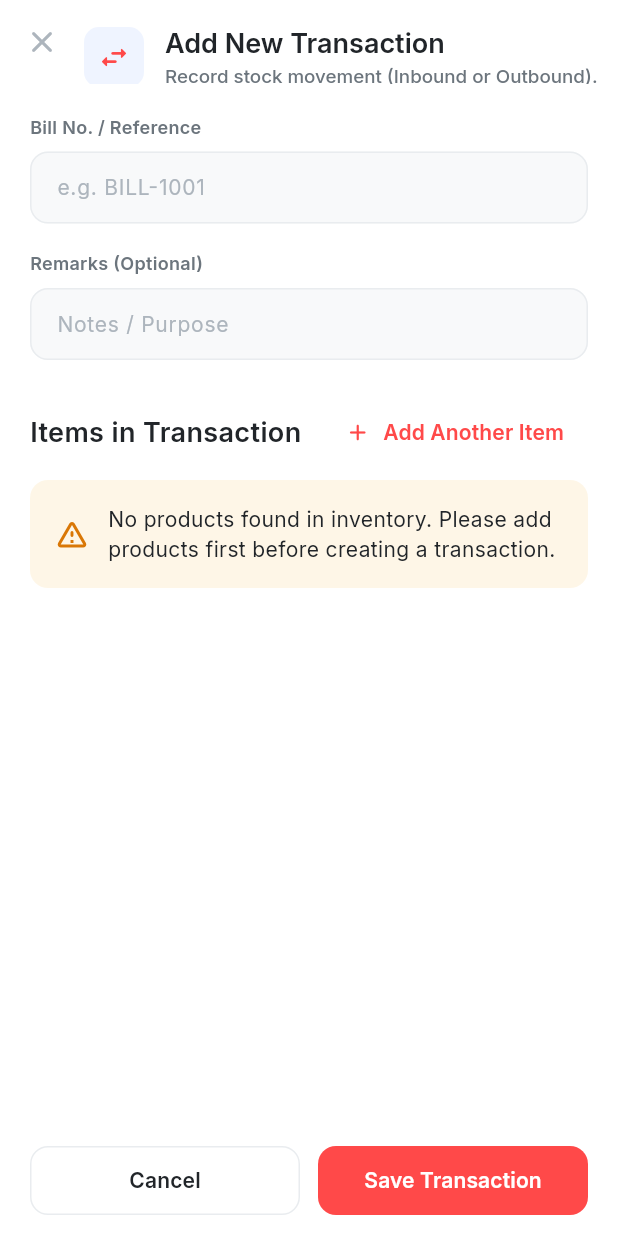
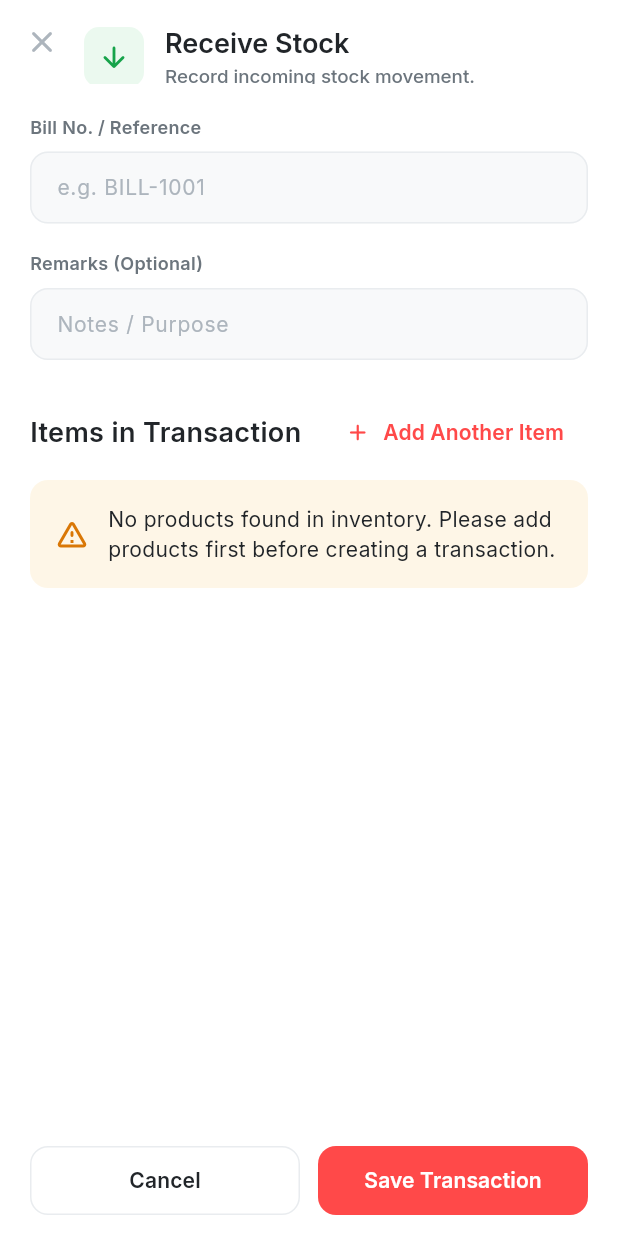
Before and after one commit to vgif-v/CBHIMS, a Flutter app: the AddTransactionScreen screen opened directly, on a phone screen of 412 x 824 dp. Run offline on Flutter 3.47's test engine with Material 3 defaults, Android fonts, the phone set to English and light mode, and no system bars; our stand-ins replace connectivity_plus, flutter_dotenv, google_fonts, hive_flutter, pdf, printing and 2 more; accounts and stored records are empty.

Commit message:
feat(transactions): overhaul transactions UI, restore edit flow, and harden backend persistence

```diff
--- a/lib/models/transaction.dart
+++ b/lib/models/transaction.dart
@@ -3,11 +3,9 @@ import 'transaction_item.dart';
 class Transaction {
   final int? id;
   final String billNo;
-  final String type; // 'inbound' or 'outbound'
-  final String status; // 'Pending', 'Completed'
+  final String type; // 'Receive' or 'Release'
   final int totalItems;
   final String? remarks;
-  final String? issuedTo;
   final String? createdBy; // UUID of the user
   final String? createdByName; // joined from users table
   final DateTime? createdAt;
@@ -28,10 +26,8 @@ class Transaction {
     this.id,
     required this.billNo,
     required this.type,
-    this.status = 'Pending',
     this.totalItems = 0,
     this.remarks,
-    this.issuedTo,
     this.createdBy,
     this.createdByName,
     this.createdAt,
@@ -78,11 +74,9 @@ class Transaction {
     return Transaction(
       id: json['id'] is int ? json['id'] as int : int.tryParse(json['id']?.toString() ?? ''),
       billNo: json['bill_no']?.toString() ?? '',
-      type: json['type']?.toString() ?? 'inbound',
-      status: json['status']?.toString() ?? 'Pending',
+      type: json['type']?.toString() ?? 'Receive', // default to 'Receive' if not provided
       totalItems: parsedTotalItems,
       remarks: json['remarks']?.toString(),
-      issuedTo: json['issued_to']?.toString(),
       createdBy: json['created_by']?.toString(),
       createdByName: userName,
       createdAt: parsedDate,
@@ -97,10 +91,9 @@ class Transaction {
     return {
       'bill_no': billNo,
       'type': type,
-      'status': status,
+      'status': 'Completed',
       'total_items': totalItems,
       if (remarks != null && remarks!.isNotEmpty) 'remarks': remarks,
-      if (issuedTo != null && issuedTo!.isNotEmpty) 'issued_to': issuedTo,
       if (createdBy != null) 'created_by': createdBy,
     };
   }
--- a/lib/screens/dialogs_screen/add_transaction_screen.dart
+++ b/lib/screens/dialogs_screen/add_transaction_screen.dart
@@ -31,13 +31,29 @@ class _TxnItemRow {
 /// use the separate cancel flow to reverse stock.
 class AddTransactionScreen extends StatefulWidget {
   final Transaction? existingTransaction;
+  final String initialType;
+  final Product? initialProduct;
 
-  const AddTransactionScreen({super.key, this.existingTransaction});
+  const AddTransactionScreen({
+    super.key,
+    this.existingTransaction,
+    this.initialType = 'Receive',
+    this.initialProduct,
+  });
 
   /// Pushes the screen in create mode. Returns `true` if a transaction was created.
-  static Future<bool?> show(BuildContext context) {
+  static Future<bool?> show(
+    BuildContext context, {
+    String initialType = 'Receive',
+    Product? initialProduct,
+  }) {
     return Navigator.of(context).push<bool>(
-      MaterialPageRoute(builder: (_) => const AddTransactionScreen()),
+      MaterialPageRoute(
+        builder: (_) => AddTransactionScreen(
+          initialType: initialType,
+          initialProduct: initialProduct,
+        ),
+      ),
     );
   }
 
@@ -59,10 +75,8 @@ class _AddTransactionScreenState extends State<AddTransactionScreen> {
   final _formKey = GlobalKey<FormState>();
   final _billNoController = TextEditingController();
   final _remarksController = TextEditingController();
-  final _issuedToController = TextEditingController();
 
-  String _type = 'inbound'; // 'inbound' or 'outbound'
-  String _status = 'Completed'; // 'Completed' or 'Pending'
+  late String _type;
   List<Product> _allProducts = [];
   bool _loadingProducts = true;
   bool _submitting = false;
@@ -74,6 +88,16 @@ class _AddTransactionScreenState extends State<AddTransactionScreen> {
   @override
   void initState() {
     super.initState();
+    final existing = widget.existingTransaction;
+    if (existing != null) {
+      _billNoController.text = existing.billNo;
+      if (existing.remarks != null && existing.remarks != 'N/A') {
+        _remarksController.text = existing.remarks!;
+      }
+    }
+    _type = _isEditMode
+        ? widget.existingTransaction!.type
+        : widget.initialType;
     _loadProducts();
   }
 
@@ -81,7 +105,6 @@ class _AddTransactionScreenState extends State<AddTransactionScreen> {
   void dispose() {
     _billNoController.dispose();
     _remarksController.dispose();
-    _issuedToController.dispose();
     for (var item in _itemRows) {
       item.dispose();
     }
@@ -112,7 +135,17 @@ class _AddTransactionScreenState extends State<AddTransactionScreen> {
               _itemRows.add(row);
             }
           } else {
-            _addItemRow();
+            final row = _TxnItemRow();
+            if (widget.initialProduct != null) {
+              for (final p in products) {
+                if (p.id == widget.initialProduct!.id) {
+                  row.selectedProduct = p;
+                  break;
+                }
+              }
+              row.selectedProduct ??= widget.initialProduct;
+            }
+            _itemRows.add(row);
           }
         }
       });
@@ -162,7 +195,7 @@ class _AddTransactionScreenState extends State<AddTransactionScreen> {
       }
 
       if (!_isEditMode &&
-          _type == 'outbound' &&
+          _type.toLowerCase() == 'release' &&
           qty > row.selectedProduct!.quantity) {
         NotificationBanner.show(
           context,
@@ -185,10 +218,8 @@ class _AddTransactionScreenState extends State<AddTransactionScreen> {
           transactionId: widget.existingTransaction!.id!,
           billNo: _billNoController.text.trim(),
           type: _type,
-          status: _status,
           items: validItems,
           remarks: _remarksController.text.trim(),
-          issuedTo: _issuedToController.text.trim(),
         );
 
         if (!mounted) return;
@@ -205,10 +236,8 @@ class _AddTransactionScreenState extends State<AddTransactionScreen> {
         final createdTxn = await TransactionService.instance.create(
           billNo: _billNoController.text.trim(),
           type: _type,
-          status: _status,
           items: validItems,
           remarks: _remarksController.text.trim(),
-          issuedTo: _issuedToController.text.trim(),
           userId: currentUserId,
         );
 
@@ -236,6 +265,7 @@ class _AddTransactionScreenState extends State<AddTransactionScreen> {
 
   @override
   Widget build(BuildContext context) {
+    final bool isReceive = _type.toLowerCase() == 'receive';
     return Scaffold(
       backgroundColor: AppColors.surface,
       appBar: AppBar(
@@ -250,33 +280,42 @@ class _AddTransactionScreenState extends State<AddTransactionScreen> {
                 width: 40,
                 height: 40,
                 decoration: BoxDecoration(
-                  color: AppColors.primarySoft,
+                  color: isReceive ? AppColors.successSoft : AppColors.dangerSoft,
                   borderRadius: BorderRadius.circular(10),
                 ),
                 child: Icon(
-                    _isEditMode ? Icons.edit_rounded : Icons.swap_horiz_rounded,
-                    color: AppColors.primary,
+                    _isEditMode
+                        ? Icons.edit_rounded
+                        : (isReceive
+                            ? Icons.arrow_downward_rounded
+                            : Icons.arrow_upward_rounded),
+                    color: isReceive ? AppColors.success : AppColors.danger,
                     size: 22),
               ),
             ),
             const SizedBox(width: 14),
             Padding(
               padding: const EdgeInsets.only(top: 20),
-              child: Expanded(
               child: Column(
                 crossAxisAlignment: CrossAxisAlignment.start,
                 mainAxisSize: MainAxisSize.min,
                 children: [
-                    Text(_isEditMode ? 'Edit Transaction' : 'Add New Transaction',
+                  Text(
+                      _isEditMode
+                          ? 'Edit Transaction'
+                          : (isReceive
+                              ? 'Receive Stock'
+                              : 'Release Stock'),
                       style: AppTextStyles.h3),
                   const SizedBox(height: 2),
                   Text(
                       _isEditMode
                           ? 'Update this transaction\'s details.'
-                            : 'Record stock movement (Inbound or Outbound).',
+                          : (isReceive
+                              ? 'Record incoming stock movement.'
+                              : 'Record outgoing stock movement.'),
                       style: AppTextStyles.caption),
                 ],
-                ),
               ),
             ),
           ],
@@ -293,7 +332,7 @@ class _AddTransactionScreenState extends State<AddTransactionScreen> {
           child: Column(
             crossAxisAlignment: CrossAxisAlignment.start,
             children: [
-              // Bill No & Type Row
+              // Bill No
               Row(
                 children: [
                   Expanded(
@@ -315,7 +354,7 @@ class _AddTransactionScreenState extends State<AddTransactionScreen> {
               ),
               const SizedBox(height: 18),
 
-              // Status & Remarks Row
+              // Remarks Row
               Row(
                 children: [
                   Expanded(
@@ -331,32 +370,6 @@ class _AddTransactionScreenState extends State<AddTransactionScreen> {
                   ),
                 ],
               ),
-              if (_isEditMode &&
-                  widget.existingTransaction!.status.toLowerCase() !=
-                      'cancelled') ...[
-                const SizedBox(height: 8),
-                Container(
-                  padding: const EdgeInsets.all(10),
-                  decoration: BoxDecoration(
-                    color: AppColors.warningSoft,
-                    borderRadius: BorderRadius.circular(10),
-                  ),
-                  child: Row(
-                    children: [
-                      const Icon(Icons.info_outline_rounded,
-                          size: 16, color: AppColors.warning),
-                      const SizedBox(width: 8),
-                      Expanded(
-                        child: Text(
-                          'Setting status to Cancelled will reverse this '
-                          'transaction\'s stock impact when you save.',
-                          style: AppTextStyles.caption,
-                        ),
-                      ),
-                    ],
-                  ),
-                ),
-              ],
               const SizedBox(height: 24),
 
               // Item List Header
```
Also changed, not shown: lib/screens/tabs/transactions_screen.dart (+136 -51 lines), lib/screens/transaction_receipt_screen.dart (+51 -69 lines), lib/services/transaction_service.dart (+138 -40 lines). Lines whose indentation alone changed are shown as unchanged.
